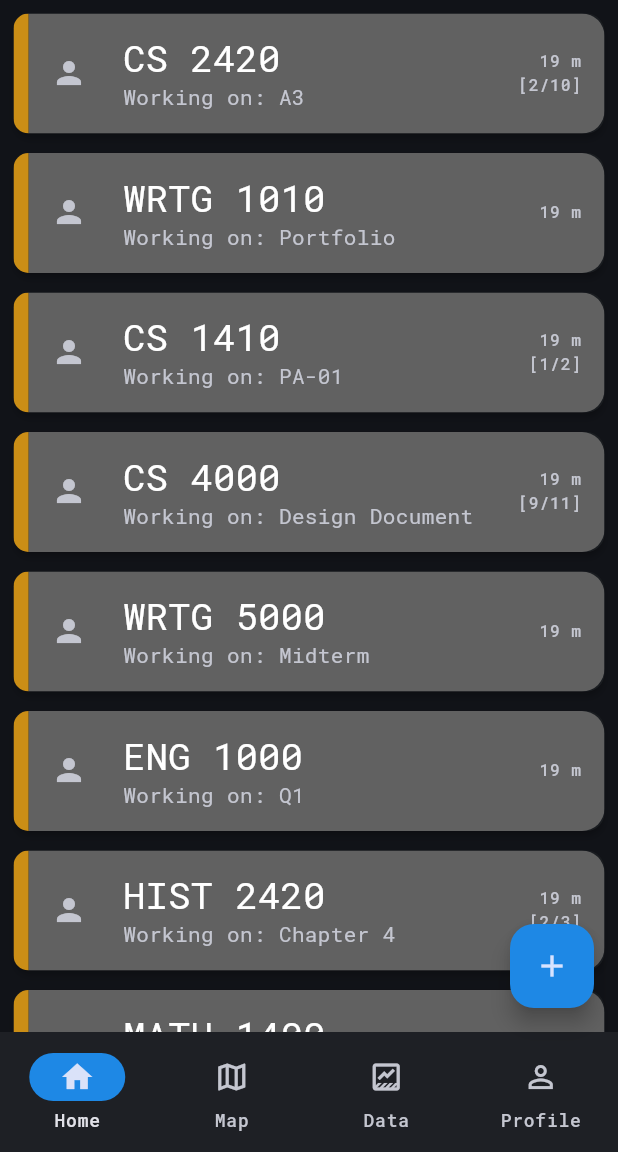
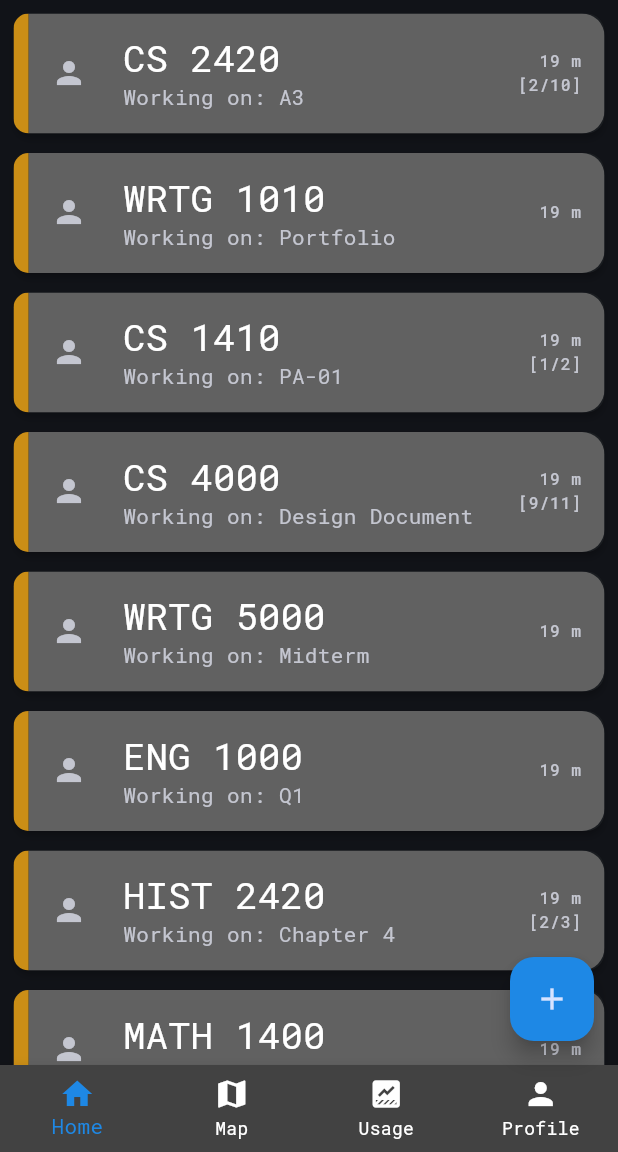
Before and after one commit to nelstran/booth_mockup, a Flutter app: the screen it shows after launch, on a phone screen of 412 x 824 dp, the part 84-1236 px from its top. Run offline on Flutter 3.47's test engine with Material 3 defaults, Android fonts, the phone set to English and light mode, and no system bars; our stand-ins replace google_fonts; missing offline and left inert: dart:ffi.

Commit message:
Changed navigation bar for personalization

```diff
--- a/lib/main.dart
+++ b/lib/main.dart
@@ -51,8 +51,10 @@ class Booth extends StatelessWidget {
             fontSize: 25
           ),
         ),
-        navigationBarTheme: NavigationBarThemeData(
-          indicatorColor: Colors.blue.shade600,
+        bottomNavigationBarTheme: BottomNavigationBarThemeData(
+          selectedItemColor: Colors.blue.shade600,
+          backgroundColor: Colors.grey.shade800,
+          unselectedItemColor: Colors.white
         ),
         floatingActionButtonTheme: FloatingActionButtonThemeData(
           backgroundColor: Colors.blue.shade600,
@@ -125,33 +127,33 @@ class _MyHomePageState extends State<MyHomePage> {
         backgroundColor: Theme.of(context).floatingActionButtonTheme.backgroundColor,
         child: const Icon(Icons.add),
       ),
-      bottomNavigationBar: NavigationBar(
-        onDestinationSelected: (int i){
+      // Navigation bar placeholder
+      bottomNavigationBar: BottomNavigationBar(
+        onTap: (int i){
           setState(() {
             currPageIndex = i;
           });
         },
-        selectedIndex: currPageIndex,
-        indicatorColor: Theme.of(context).navigationBarTheme.indicatorColor,
-        destinations: const <Widget>[
-          NavigationDestination(
-            selectedIcon: Icon(Icons.home),
-            icon: Icon(Icons.home_outlined),
+        currentIndex: currPageIndex,
+        type: BottomNavigationBarType.fixed, // Need this to change background color
+        selectedItemColor: Theme.of(context).bottomNavigationBarTheme.selectedItemColor,
+        backgroundColor: Theme.of(context).bottomNavigationBarTheme.backgroundColor,
+        unselectedIconTheme: Theme.of(context).bottomNavigationBarTheme.unselectedIconTheme,
+        items: const <BottomNavigationBarItem>[
+          BottomNavigationBarItem(
+            icon: Icon(Icons.home),
             label: "Home",
           ),
-          NavigationDestination(
-            selectedIcon: Icon(Icons.map),
-            icon: Icon(Icons.map_outlined),
+          BottomNavigationBarItem(
+            icon: Icon(Icons.map),
             label: "Map",
           ),
-          NavigationDestination(
-            selectedIcon: Icon(Icons.data_thresholding),
-            icon: Icon(Icons.data_thresholding_outlined),
-            label: "Data",
+          BottomNavigationBarItem(
+            icon: Icon(Icons.data_thresholding),
+            label: "Usage",
           ),
-          NavigationDestination(
-            selectedIcon: Icon(Icons.person),
-            icon: Icon(Icons.person_outline),
+          BottomNavigationBarItem(
+            icon: Icon(Icons.person),
             label: "Profile",
           ),
         ],
```
